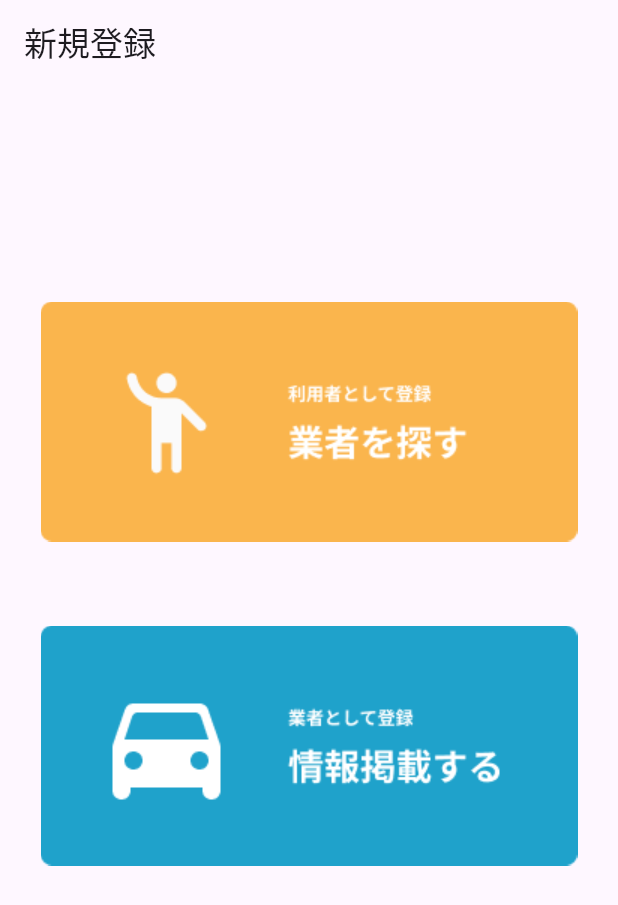
After one commit to yuuya-1205/kurumo, a Flutter app: the SelectedPage screen opened by its route, on a phone screen of 412 x 824 dp. The commit adds this screen. Shown: the top 905 px of the screen. Run offline on Flutter 3.47's test engine with Material 3 defaults, Android fonts, the phone set to English and light mode, and no system bars; our stand-ins replace cloud_firestore, firebase_auth, firebase_core, go_router, hooks_riverpod, riverpod; accounts and stored records are empty.

Commit message:
feat: 画面遷移できるようにした

```diff
--- a/lib/feature/auth/widget/login_page.dart
+++ b/lib/feature/auth/widget/login_page.dart
@@ -1,10 +1,14 @@
 import 'package:firebase_auth/firebase_auth.dart';
 import 'package:flutter/material.dart';
+import 'package:go_router/go_router.dart';
 import 'package:kurumo/component/input_form.dart';
 import 'package:kurumo/component/primary_button.dart';
+import 'package:kurumo/feature/auth/widget/selected_page.dart';
 
 class LoginPage extends StatelessWidget {
   const LoginPage({super.key});
+
+  static const relativePath = '/';
 
   @override
   Widget build(BuildContext context) {
@@ -67,7 +71,13 @@ class LoginPage extends StatelessWidget {
                 const SizedBox(
                   height: 74,
                 ),
-                const Text('新規登録'),
+                InkWell(
+                  onTap: () {
+                    const path = '/selected_page';
+                    context.go(path);
+                  },
+                  child: const Text('新規登録'),
+                ),
               ],
             ),
           ),
--- /dev/null
+++ b/lib/feature/auth/widget/selected_page.dart
@@ -0,0 +1,46 @@
+import 'package:flutter/material.dart';
+import 'package:hooks_riverpod/hooks_riverpod.dart';
+
+class SelectedPage extends ConsumerWidget {
+  const SelectedPage({super.key});
+
+  static const relativePath = '/selected_page';
+
+  @override
+  Widget build(BuildContext context, WidgetRef ref) {
+    return Scaffold(
+      appBar: AppBar(
+        title: const Text('新規登録'),
+      ),
+      body: Padding(
+        padding: const EdgeInsets.symmetric(horizontal: 16),
+        child: Column(
+          children: [
+            const SizedBox(
+              height: 145,
+            ),
+            GestureDetector(
+              onTap: () {},
+              child: SizedBox(
+                height: 160,
+                width: double.infinity,
+                child: Image.asset('assets/images/customer.png'),
+              ),
+            ),
+            const SizedBox(
+              height: 56,
+            ),
+            GestureDetector(
+              onTap: () {},
+              child: SizedBox(
+                height: 160,
+                width: double.infinity,
+                child: Image.asset('assets/images/vender.png'),
+              ),
+            ),
+          ],
+        ),
+      ),
+    );
+  }
+}
```
